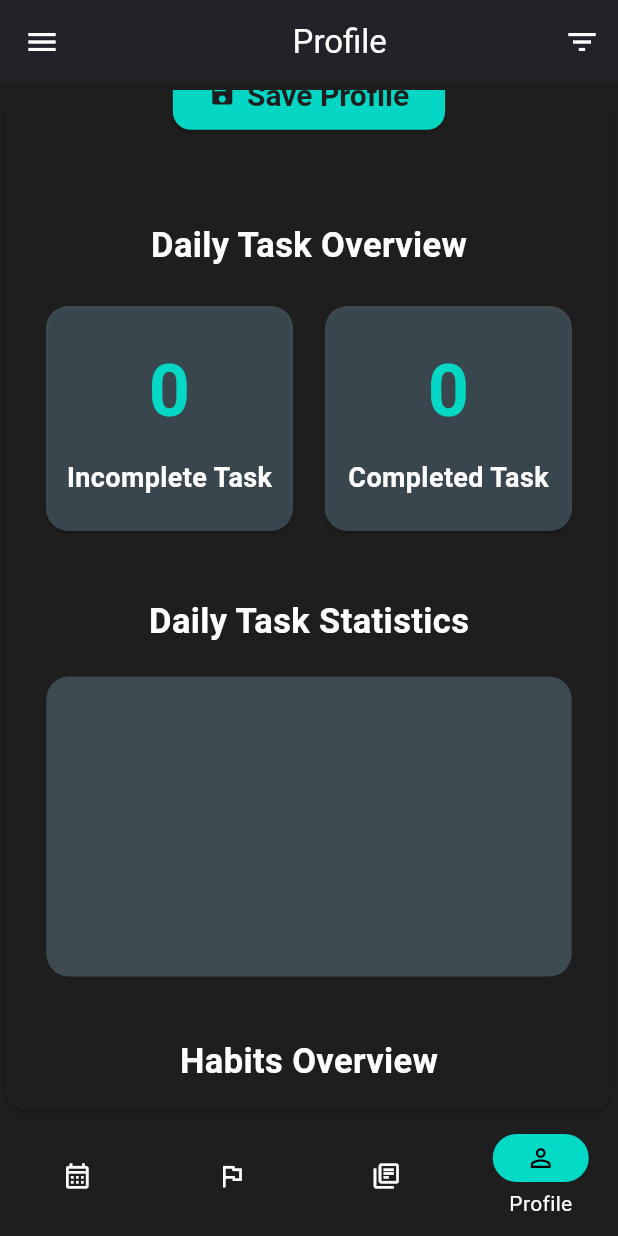
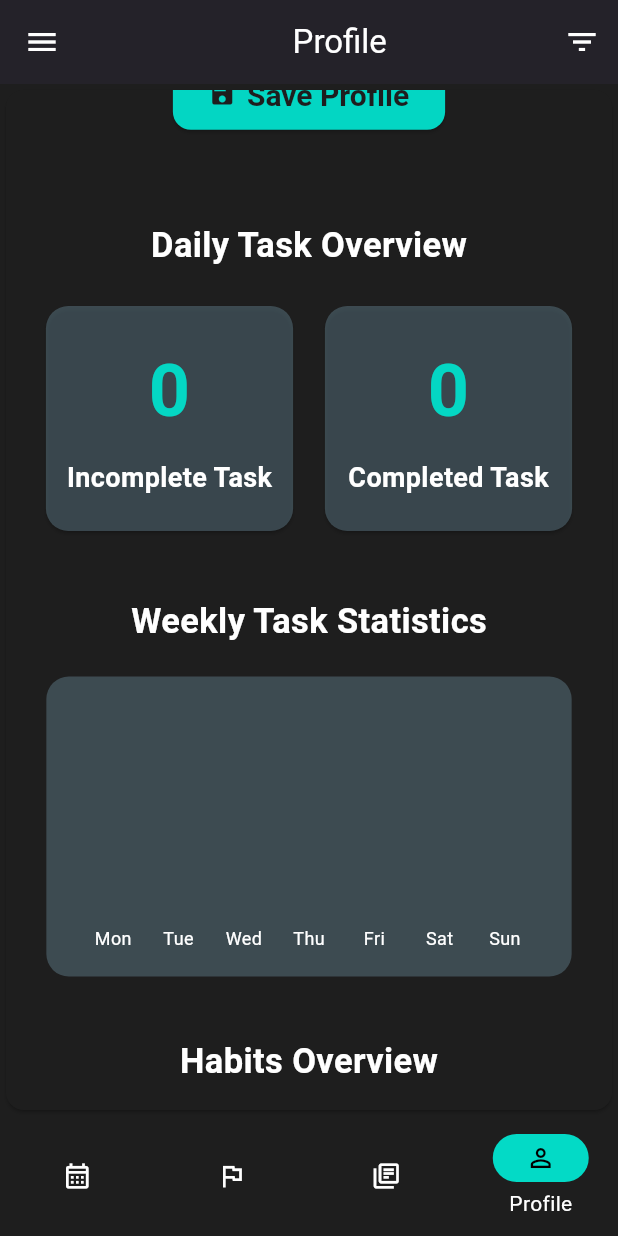
Before and after one commit to MeltemKocak/flutter24_bootcamp, a Flutter app: the screen it shows once a user with an empty profile is signed in, item 4 of the bottom bar chosen, scrolled down 459 dp, on a phone screen of 412 x 824 dp. Run offline on Flutter 3.47's test engine with Material 3 defaults, Android fonts, the light colour scheme and no system bars; drawn by our look-alikes of fl_chart; our stand-ins replace audioplayers, carousel_slider, cloud_firestore, easy_date_timeline, firebase_auth, firebase_core and 13 more; missing offline and left inert: flutter_sound; accounts and stored records are empty; network calls fail.

Commit message:
Profile Page Stats Updated
New fully fuctional WeeklyStatsWidget added.
New theme color added.

habir_detail_together_screen.dart removed.

```diff
--- a/planova/lib/pages/profile_page.dart
+++ b/planova/lib/pages/profile_page.dart
@@ -178,15 +178,18 @@ class _ProfilePageState extends State<ProfilePage> {
                         style: TextStyle(color: theme.dayNumTextColor),
                         decoration: InputDecoration(
                           hintText: 'Enter Name',
-                          hintStyle: TextStyle(color: theme.dayNumTextColor.withOpacity(0.7)),
+                          hintStyle: TextStyle(
+                              color: theme.dayNumTextColor.withOpacity(0.7)),
                           contentPadding: const EdgeInsets.all(10),
                           border: OutlineInputBorder(
                             borderRadius: BorderRadius.circular(12),
-                            borderSide: BorderSide(color: theme.checkBoxBorderColor),
+                            borderSide:
+                                BorderSide(color: theme.checkBoxBorderColor),
                           ),
                           enabledBorder: OutlineInputBorder(
                             borderRadius: BorderRadius.circular(12),
-                            borderSide: BorderSide(color: theme.checkBoxBorderColor),
+                            borderSide:
+                                BorderSide(color: theme.checkBoxBorderColor),
                           ),
                           focusedBorder: OutlineInputBorder(
                             borderRadius: BorderRadius.circular(12),
@@ -200,15 +203,18 @@ class _ProfilePageState extends State<ProfilePage> {
                         style: TextStyle(color: theme.dayNumTextColor),
                         decoration: InputDecoration(
                           hintText: 'Enter Bio',
-                          hintStyle: TextStyle(color: theme.dayNumTextColor.withOpacity(0.7)),
+                          hintStyle: TextStyle(
+                              color: theme.dayNumTextColor.withOpacity(0.7)),
                           contentPadding: const EdgeInsets.all(10),
                           border: OutlineInputBorder(
                             borderRadius: BorderRadius.circular(12),
-                            borderSide: BorderSide(color: theme.checkBoxBorderColor),
+                            borderSide:
+                                BorderSide(color: theme.checkBoxBorderColor),
                           ),
                           enabledBorder: OutlineInputBorder(
                             borderRadius: BorderRadius.circular(12),
-                            borderSide: BorderSide(color: theme.checkBoxBorderColor),
+                            borderSide:
+                                BorderSide(color: theme.checkBoxBorderColor),
                           ),
                           focusedBorder: OutlineInputBorder(
                             borderRadius: BorderRadius.circular(12),
@@ -225,21 +231,29 @@ class _ProfilePageState extends State<ProfilePage> {
                   icon: Icon(Icons.save, color: theme.cardBackground),
                   label: Text(
                     'Save Profile',
-                    style: TextStyle(color: theme.cardBackground, fontSize: 20, fontWeight: FontWeight.bold),
+                    style: TextStyle(
+                        color: theme.cardBackground,
+                        fontSize: 20,
+                        fontWeight: FontWeight.bold),
                   ),
                   style: ElevatedButton.styleFrom(
                     backgroundColor: theme.activeColor,
                     shape: RoundedRectangleBorder(
                       borderRadius: BorderRadius.circular(12),
                     ),
-                    padding: const EdgeInsets.symmetric(horizontal: 24, vertical: 12),
-                    textStyle: const TextStyle(fontSize: 16, fontWeight: FontWeight.bold),
+                    padding: const EdgeInsets.symmetric(
+                        horizontal: 24, vertical: 12),
+                    textStyle: const TextStyle(
+                        fontSize: 16, fontWeight: FontWeight.bold),
                   ),
                 ),
                 const SizedBox(height: 60),
                 Text(
                   "Daily Task Overview",
-                  style: TextStyle(color: theme.dayNumTextColor, fontWeight: FontWeight.bold, fontSize: 23),
+                  style: TextStyle(
+                      color: theme.dayNumTextColor,
+                      fontWeight: FontWeight.bold,
+                      fontSize: 23),
                 ),
                 const SizedBox(height: 20),
                 Row(
@@ -257,32 +271,30 @@ class _ProfilePageState extends State<ProfilePage> {
                 ),
                 const SizedBox(height: 40),
                 Text(
-                  "Daily Task Statistics",
-                  style: TextStyle(color: theme.dayNumTextColor, fontWeight: FontWeight.bold, fontSize: 23),
+                  "Weekly Task Statistics",
+                  style: TextStyle(
+                      color: theme.dayNumTextColor,
+                      fontWeight: FontWeight.bold,
+                      fontSize: 23),
                 ),
                 const SizedBox(height: 20),
-                Container(
+                SizedBox(
                   width: MediaQuery.of(context).size.width * 0.85,
-                  decoration: BoxDecoration(
-                    shape: BoxShape.rectangle,
-                    borderRadius: BorderRadius.circular(15.0),
-                    color: theme.todoCardBackground,
-                  ),
                   height: 200,
-                  child: Padding(
-                    padding: const EdgeInsets.all(12.0),
-                    child: BarChart(
-                      _getBarChartData(theme),
-                    ),
-                  ),
+                  child: WeeklyStatsWidget(),
                 ),
                 const SizedBox(height: 40),
                 Text(
                   "Habits Overview",
-                  style: TextStyle(color: theme.dayNumTextColor, fontWeight: FontWeight.bold, fontSize: 23),
+                  style: TextStyle(
+                      color: theme.dayNumTextColor,
+                      fontWeight: FontWeight.bold,
+                      fontSize: 23),
                 ),
                 Column(
-                  children: habits.map((habit) => HabitOverviewCard(habit: habit)).toList(),
+                  children: habits
+                      .map((habit) => HabitOverviewCard(habit: habit))
+                      .toList(),
                 ),
               ],
             ),
@@ -310,76 +322,6 @@ class _ProfilePageState extends State<ProfilePage> {
       _incompleteTasks = counts['incomplete'] ?? 0;
       _completedTasks = counts['completed'] ?? 0;
     });
-  }
-
-  BarChartData _getBarChartData(CustomThemeData theme) {
-    return BarChartData(
-      gridData: const FlGridData(show: false),
-      titlesData: const FlTitlesData(show: false),
-      borderData: FlBorderData(show: false),
-      barGroups: [
-        BarChartGroupData(
-          x: 0,
-          barsSpace: 4,
-          barRods: [
-            BarChartRodData(
-              toY: _incompleteTasks.toDouble(),
-              color: theme.activeColor.withOpacity(0.3),
-              width: 20,
-              borderRadius: BorderRadius.circular(6),
-            ),
-          ],
-        ),
-        BarChartGroupData(
-          x: 0,
-          barsSpace: 4,
-          barRods: [
-            BarChartRodData(
-              toY: _completedTasks.toDouble(),
-              color: theme.activeColor,
-              width: 20,
-              borderRadius: BorderRadius.circular(6),
-            ),
-          ],
-        ),
-        BarChartGroupData(
-          x: 1,
-          barsSpace: 4,
-          barRods: [
-            BarChartRodData(
-              toY: _incompleteTasks.toDouble(),
-              color: theme.activeColor.withOpacity(0.3),
-              width: 20,
-              borderRadius: BorderRadius.circular(6),
-            ),
-          ],
-        ),
-        BarChartGroupData(
-          x: 2,
-          barsSpace: 4,
-          barRods: [
-            BarChartRodData(
-              toY: _completedTasks.toDouble(),
-              color: theme.activeColor,
-              width: 20,
-              borderRadius: BorderRadius.circular(6),
-            ),
-          ],
-        ),
-        BarChartGroupData(
-          x: 3,
-          barsSpace: 4,
-          barRods: [
-            BarChartRodData(
-              toY: _incompleteTasks.toDouble(),
-              color: theme.activeColor.withOpacity(0.3),
-              width: 20,
-              borderRadius: BorderRadius.circular(6),
-            ),
-          ],
-        ),
-      ],
-    );
   }
 }
 
@@ -470,9 +412,14 @@ class HabitOverviewCard extends StatelessWidget {
                 const SizedBox(height: 10),
                 _buildStatRow('Current Streak', '$currentStreak days', theme),
                 _buildStatRow('Longest Streak', '$longestStreak days', theme),
-                _buildStatRow('Completion', '$completion% ($completedCount days of $targetDays days)', theme),
-                _buildStatRow('Start Date', _formatDate(habit['start_date']), theme),
-                _buildStatRow('End Date', _formatDate(habit['end_date']), theme),
+                _buildStatRow(
+                    'Completion',
+                    '$completion% ($completedCount days of $targetDays days)',
+                    theme),
+                _buildStatRow(
+                    'Start Date', _formatDate(habit['start_date']), theme),
+                _buildStatRow(
+                    'End Date', _formatDate(habit['end_date']), theme),
               ],
             ),
           ),
@@ -539,13 +486,16 @@ class HabitOverviewCard extends StatelessWidget {
     List<bool> yearProgress = [];
     DateTime startDate = (habit['start_date'] as Timestamp).toDate();
     DateTime endDate = DateTime.now();
-    Map<String, dynamic> completedDays = (habit['completed_days'] ?? {}).cast<String, dynamic>();
+    Map<String, dynamic> completedDays =
+        (habit['completed_days'] ?? {}).cast<String, dynamic>();
 
     for (DateTime date = startDate;
         date.isBefore(endDate) || date.isAtSameMomentAs(endDate);
         date = date.add(const Duration(days: 1))) {
       String formattedDate = DateFormat('yyyy-MM-dd').format(date);
-      Map<String, dynamic> userCompletedDays = (completedDays[FirebaseAuth.instance.currentUser!.uid] ?? {}).cast<String, dynamic>();
+      Map<String, dynamic> userCompletedDays =
+          (completedDays[FirebaseAuth.instance.currentUser!.uid] ?? {})
+              .cast<String, dynamic>();
       yearProgress.add(userCompletedDays[formattedDate] ?? false);
     }
 
@@ -556,16 +506,154 @@ class HabitOverviewCard extends StatelessWidget {
     List<bool> yearProgress = [];
     DateTime startDate = (habit['start_date'] as Timestamp).toDate();
     DateTime endDate = (habit['end_date'] as Timestamp).toDate();
-    Map<String, dynamic> completedDays = (habit['completed_days'] ?? {}).cast<String, dynamic>();
+    Map<String, dynamic> completedDays =
+        (habit['completed_days'] ?? {}).cast<String, dynamic>();
 
     for (DateTime date = startDate;
         date.isBefore(endDate) || date.isAtSameMomentAs(endDate);
         date = date.add(const Duration(days: 1))) {
       String formattedDate = DateFormat('yyyy-MM-dd').format(date);
-      Map<String, dynamic> userCompletedDays = (completedDays[FirebaseAuth.instance.currentUser!.uid] ?? {}).cast<String, dynamic>();
+      Map<String, dynamic> userCompletedDays =
+          (completedDays[FirebaseAuth.instance.currentUser!.uid] ?? {})
+              .cast<String, dynamic>();
       yearProgress.add(userCompletedDays[formattedDate] ?? false);
     }
 
     return yearProgress;
   }
 }
+
+class WeeklyStatsWidget extends StatelessWidget {
+  @override
+  Widget build(BuildContext context) {
+    return Consumer<ThemeProvider>(
+      builder: (context, themeProvider, child) {
+        CustomThemeData theme = ThemeColors.getTheme(themeProvider.themeValue);
+
+        return FutureBuilder<Map<String, Map<String, int>>>(
+          future: getWeeklyTaskCounts(),
+          builder: (context, snapshot) {
+            if (snapshot.connectionState == ConnectionState.waiting) {
+              return const Center(child: CircularProgressIndicator());
+            } else if (snapshot.hasError) {
+              return Text('Error: ${snapshot.error}');
+            } else {
+              Map<String, Map<String, int>>? taskCounts = snapshot.data;
+
+              // Max değeri belirle
+              int maxY = 0;
+              if (taskCounts != null) {
+                for (var counts in taskCounts.values) {
+                  if (counts['total']! > maxY) {
+                    maxY = counts['total']!;
+                  }
+                }
+              }
+
+              return Container(
+                decoration: BoxDecoration(
+                  color: theme.todoCardBackground,
+                  borderRadius: BorderRadius.circular(15.0),
+                ),
+                padding: const EdgeInsets.all(12.0),
+                child: Column(
+                  children: [
+                    Padding(
+                      padding: const EdgeInsets.only(bottom: 10),
+                      child: Text(
+                        ' ',
+                        style: TextStyle(
+                          color: theme.dayNumTextColor,
+                          fontSize:1,
+                          fontWeight: FontWeight.bold,
+                        ),
+                      ),
+                    ),
+                    Expanded(
+                      child: BarChart(BarChartData(
+                        alignment: BarChartAlignment.spaceEvenly,
+                        maxY: maxY.toDouble(),
+                        titlesData: FlTitlesData(
+                          rightTitles: AxisTitles(),
+                          leftTitles: AxisTitles(
+                            sideTitles: SideTitles(showTitles: false), // Sol tarafı kaldır
+                          ),
+                          topTitles: AxisTitles(
+                            sideTitles: SideTitles(
+                              showTitles: false,
+                            ),
+                          ),
+                          bottomTitles: AxisTitles(
+                            sideTitles: SideTitles(
+                              showTitles: true,
+                              getTitlesWidget: (value, meta) {
+                                switch (value.toInt()) {
+                                  case 0:
+                                    return Text('Mon', style: TextStyle(color: theme.dayNumTextColor, fontSize: 12));
+                                  case 1:
+                                    return Text('Tue', style: TextStyle(color: theme.dayNumTextColor, fontSize: 12));
+                                  case 2:
+                                    return Text('Wed', style: TextStyle(color: theme.dayNumTextColor, fontSize: 12));
+                                  case 3:
+                                    return Text('Thu', style: TextStyle(color: theme.dayNumTextColor, fontSize: 12));
+                                  case 4:
+                                    return Text('Fri', style: TextStyle(color: theme.dayNumTextColor, fontSize: 12));
+                                  case 5:
+                                    return Text('Sat', style: TextStyle(color: theme.dayNumTextColor, fontSize: 12));
+                                  case 6:
+                                    return Text('Sun', style: TextStyle(color: theme.dayNumTextColor, fontSize: 12));
+                                  default:
+                                    return Text('');
+                                }
+                              },
+                            ),
+                          ),
+                        ),
+                        gridData: FlGridData(show: false), // Kesikli çizgileri kaldırır
+                        borderData: FlBorderData(show: false),
+                        barGroups: [
+                          for (int i = 0; i < 7; i++)
+                            BarChartGroupData(x: i, barRods: [
+                              BarChartRodData(
+                                toY: taskCounts != null ? taskCounts[weekDays[i]]!['total']!.toDouble() : 0,
+                                color: theme.weeklyStatsBackgroundColor,
+                                width: 22,
+                                rodStackItems: [
+                                  BarChartRodStackItem(
+                                    0,
+                                    taskCounts != null ? taskCounts[weekDays[i]]!['completed']!.toDouble() : 0,
+                                    theme.activeColor,
+                                  ),
+                                ],
+                              ),
+                            ]),
+                        ],
+                      )),
+                    ),
+                  ],
+                ),
+              );
+            }
+          },
+        );
+      },
+    );
+  }
+
+  Future<Map<String, Map<String, int>>> getWeeklyTaskCounts() async {
+    DateTime now = DateTime.now();
+    DateTime startOfWeek = now.subtract(Duration(days: now.weekday - 1));
+    Map<String, Map<String, int>> taskCounts = {};
+    for (int i = 0; i < 7; i++) {
+      DateTime day = startOfWeek.add(Duration(days: i));
+      Map<String, int> counts = await TodayPage.getTaskCounts(day);
+      taskCounts[weekDays[i]] = {
+        'total': counts['incomplete']! + counts['completed']!,
+        'completed': counts['completed']!,
+      };
+    }
+    return taskCounts;
+  }
+
+  static const List<String> weekDays = ['Mon', 'Tue', 'Wed', 'Thu', 'Fri', 'Sat', 'Sun'];
+}
--- a/planova/lib/utilities/theme.dart
+++ b/planova/lib/utilities/theme.dart
@@ -28,6 +28,7 @@ class ThemeProvider with ChangeNotifier {
     await prefs.setInt('themeValue', value);
   }
 }
+
 class ThemeColors {
   static CustomThemeData getTheme(int value) {
     switch (value) {
@@ -43,6 +44,7 @@ class ThemeColors {
           todoCardBackground: const Color.fromARGB(120, 139, 125, 96),
           checkBoxBorderColor: const Color.fromARGB(200, 255, 198, 3),
           checkBoxActiveColor: const Color.fromARGB(150, 255, 198, 3),
+          weeklyStatsBackgroundColor: Color.fromARGB(150, 255, 255, 255)
         );
       case 3:
         return CustomThemeData(
@@ -56,6 +58,7 @@ class ThemeColors {
           todoCardBackground: const Color.fromARGB(120, 96, 96, 139),
           checkBoxBorderColor: const Color.fromARGB(200, 3, 198, 255),
           checkBoxActiveColor: const Color.fromARGB(150, 3, 198, 255),
+          weeklyStatsBackgroundColor: Color.fromARGB(150, 255, 255, 255)
         );
       case 4:
         return CustomThemeData(
@@ -69,6 +72,7 @@ class ThemeColors {
           todoCardBackground: const Color.fromARGB(120, 139, 96, 125),
           checkBoxBorderColor: const Color.fromARGB(200, 198, 3, 255),
           checkBoxActiveColor: const Color.fromARGB(60, 198, 3, 255),
+          weeklyStatsBackgroundColor: Color.fromARGB(150, 255, 255, 255)
         );
       case 1:
       default:
@@ -83,6 +87,7 @@ class ThemeColors {
           todoCardBackground: const Color.fromARGB(120, 96, 125, 139),
           checkBoxBorderColor: const Color.fromARGB(150, 3, 218, 198),
           checkBoxActiveColor: const Color.fromARGB(100, 3, 218, 198),
+          weeklyStatsBackgroundColor: Color.fromARGB(150, 255, 255, 255)
         );
     }
   }
@@ -99,6 +104,7 @@ class CustomThemeData {
   final Color todoCardBackground;
   final Color checkBoxBorderColor;
   final Color checkBoxActiveColor;
+  final Color weeklyStatsBackgroundColor;
 
   CustomThemeData({
     required this.cardBackground,
@@ -111,5 +117,6 @@ class CustomThemeData {
     required this.todoCardBackground,
     required this.checkBoxBorderColor,
     required this.checkBoxActiveColor,
+    required this.weeklyStatsBackgroundColor,
   });
 }
```
Also changed, not shown: planova/lib/pages/habit_detail_together_screen.dart (deleted).
